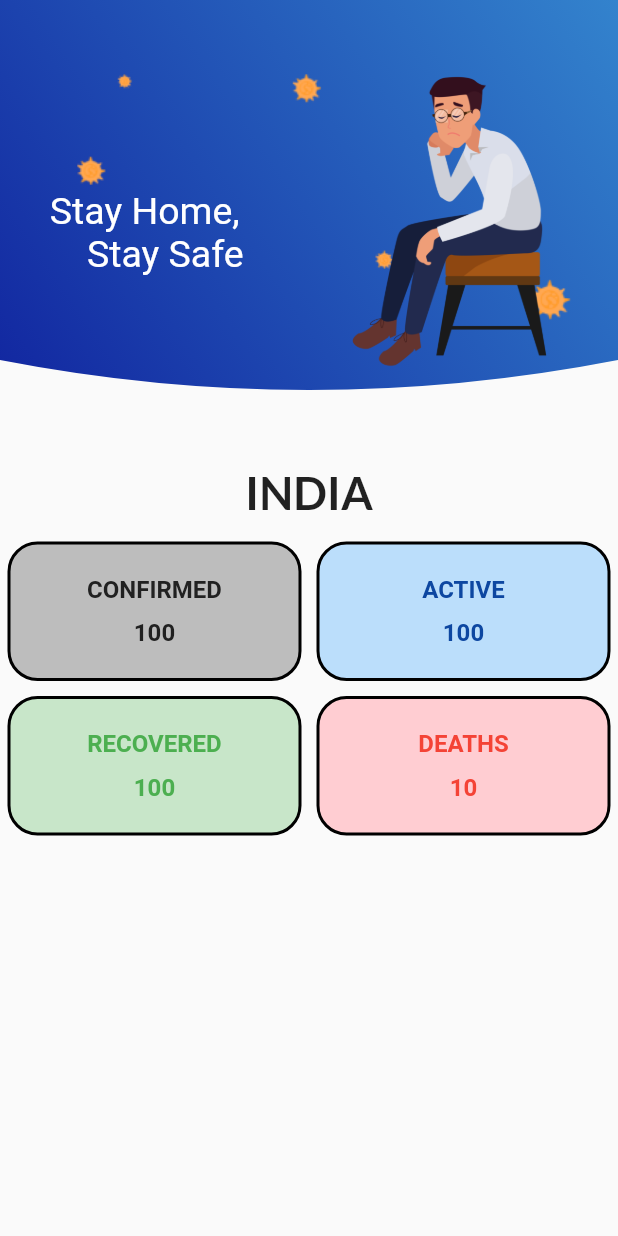
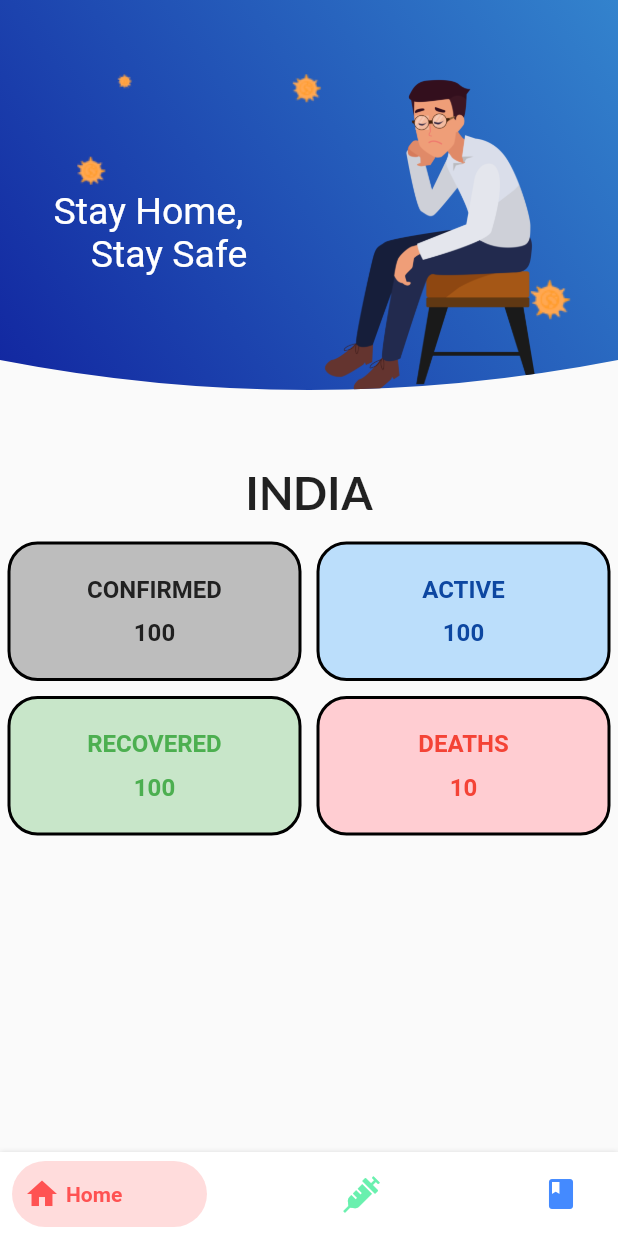
Before and after one commit to Ryan-0207/CovidTracker, a Flutter app: the screen it shows after launch, on a phone screen of 412 x 824 dp. Run offline on Flutter 3.47's test engine with Material 2 defaults, Android fonts, the phone set to English and light mode, and no system bars; drawn by our look-alikes of bottom_navy_bar; our stand-ins replace font_awesome_flutter, google_fonts.

```diff
--- a/lib/HomePage.dart
+++ b/lib/HomePage.dart
@@ -1,7 +1,11 @@
+import 'package:covid_tracker_1/FAQ.dart';
+import 'package:covid_tracker_1/Vaccine.dart';
 import 'package:flutter/material.dart';
 import 'dart:convert';
 import 'package:http/http.dart' as http;
 import 'package:google_fonts/google_fonts.dart';
+import 'package:bottom_navy_bar/bottom_navy_bar.dart';
+import 'package:font_awesome_flutter/font_awesome_flutter.dart';
 
 class homepage extends StatefulWidget {
   @override
@@ -19,14 +23,23 @@ class _homepageState extends State<homepage> {
     });
   }
 
+  int _currentIndex = 0;
+  PageController _pageController;
+
   @override
-  Widget build(BuildContext context) {
-    return Scaffold(
-      // appBar: AppBar(
-      //   centerTitle: true,
-      //   title: Text("Covid-19 Tracker"),
-      // ),
-      body: SafeArea(
+  void initState() {
+    super.initState();
+    _pageController = PageController();
+  }
+
+  @override
+  void dispose() {
+    _pageController.dispose();
+    super.dispose();
+  }
+
+  Widget HomePage() {
+    return SafeArea(
       child: SingleChildScrollView(
         child: Column(
           children: [
@@ -43,8 +56,7 @@ class _homepageState extends State<homepage> {
                         Color(0xFF3383CD),
                         Color(0xFF11249F),
                       ]),
-                    image:
-                        DecorationImage(image: AssetImage("assets/virus.png")),
+                  image: DecorationImage(image: AssetImage("assets/virus.png")),
                 ),
                 child: Column(
                   crossAxisAlignment: CrossAxisAlignment.end,
@@ -58,22 +70,20 @@ class _homepageState extends State<homepage> {
                             padding: EdgeInsets.fromLTRB(30, 30, 30, 30),
                             child: Text(
                               'Stay Home,\n    Stay Safe',
-                                style: TextStyle(
-                                    color: Colors.white, fontSize: 25),
+                              style:
+                                  TextStyle(color: Colors.white, fontSize: 25),
                             ),
                           ),
                           Container(
-                              width: 210,
+                            width: 200,
                             decoration: BoxDecoration(
                               image: DecorationImage(
-                                  fit: BoxFit.fitWidth,
+                                fit: BoxFit.fitHeight,
                                 alignment: Alignment.topRight,
                                 image: AssetImage("assets/person1.png"),
                               ),
                             ),
                           ),
-
-                            // Image.asset("assets/person.png"),
                         ],
                       ),
                     ),
@@ -124,6 +134,52 @@ class _homepageState extends State<homepage> {
           ],
         ),
       ),
+    );
+  }
+
+  @override
+  Widget build(BuildContext context) {
+    final tab = <Widget>[
+      HomePage(),
+      Vaccine(),
+      FAQ(),
+    ];
+
+    return Scaffold(
+      body: SizedBox.expand(
+        child: PageView(
+          controller: _pageController,
+          onPageChanged: (index) {
+            setState(() => _currentIndex = index);
+          },
+          children: <Widget>[
+            tab[_currentIndex],
+          ],
+        ),
+      ),
+      bottomNavigationBar: BottomNavyBar(
+        selectedIndex: _currentIndex,
+        showElevation: true,
+        onItemSelected: (index) => setState(() {
+          _currentIndex = index;
+          _pageController.animateToPage(index,
+              duration: Duration(milliseconds: 300), curve: Curves.ease);
+        }),
+        items: [
+          BottomNavyBarItem(
+            icon: Icon(Icons.home),
+            title: Text('Home'),
+            activeColor: Colors.redAccent,
+          ),
+          BottomNavyBarItem(
+              icon: FaIcon(FontAwesomeIcons.syringe),
+              title: Text('Vaccine'),
+              activeColor: Colors.greenAccent),
+          BottomNavyBarItem(
+              icon: Icon(Icons.book_rounded),
+              title: Text('FAQs'),
+              activeColor: Colors.blueAccent),
+        ],
       ),
     );
   }
--- a/pubspec.yaml
+++ b/pubspec.yaml
@@ -25,6 +25,8 @@ dependencies:
   flutter:
     sdk: flutter
   google_fonts:
+  bottom_navy_bar:
+  font_awesome_flutter:
 
 
   # The following adds the Cupertino Icons font to your application.
```
Also changed, not shown: lib/FAQ.dart (added, +15 -0 lines), lib/Vaccine.dart (added, +15 -0 lines), pubspec.lock. Lines whose indentation alone changed are shown as unchanged.
